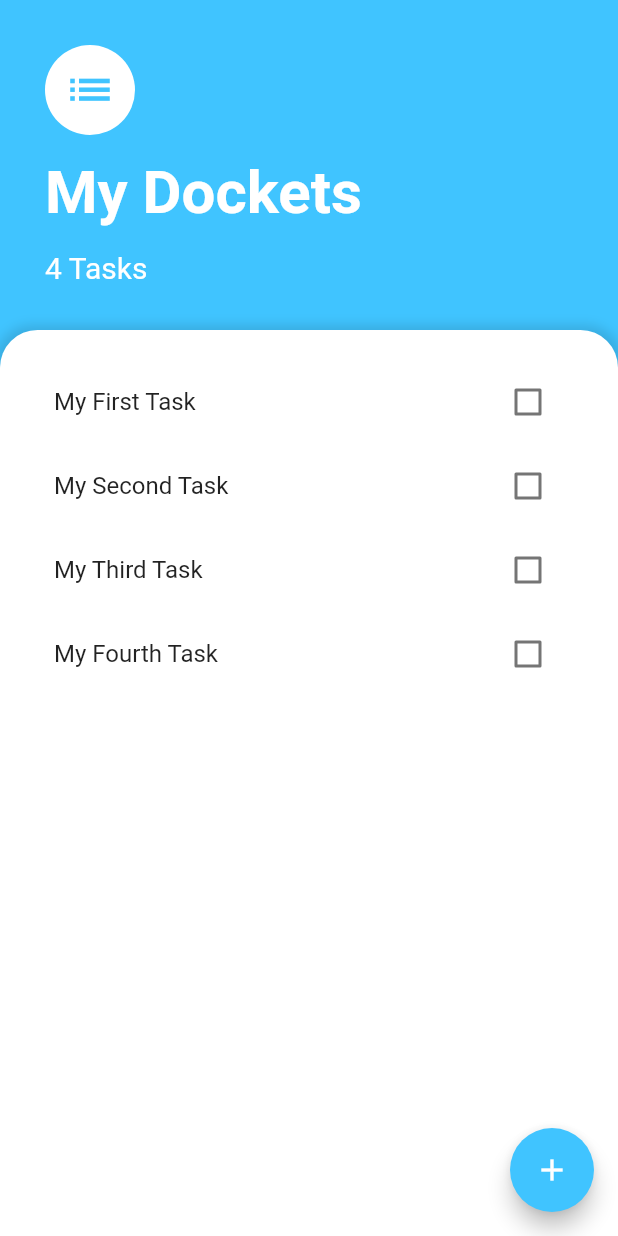
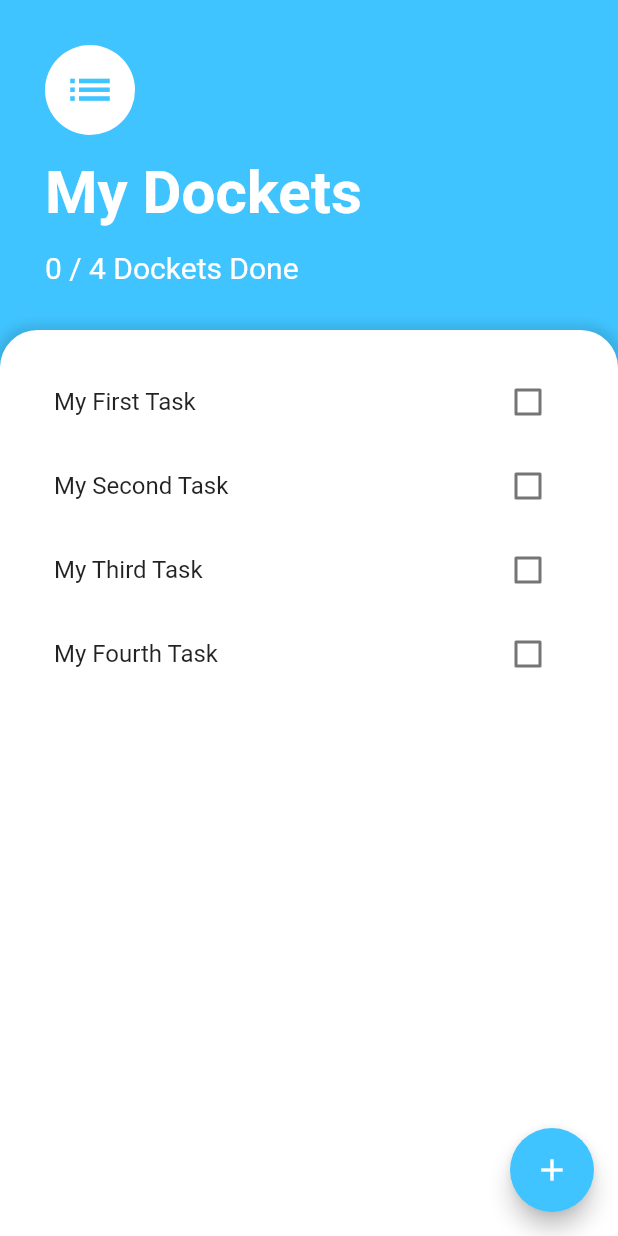
Before and after one commit to patelprashant/flutter_docket, a Flutter app: the screen it shows after launch, on a phone screen of 412 x 824 dp. Run offline on Flutter 3.47's test engine with Material 2 defaults, Android fonts, the phone set to English and light mode, and no system bars.

Commit message:
Added UI changes to show total docket

```diff
--- a/lib/model/docekt_data.dart
+++ b/lib/model/docekt_data.dart
@@ -20,6 +20,11 @@ class DocketData extends ChangeNotifier {
     return _dockets.length;
   }
 
+  int get docketDoneCounts {
+    List<Docket> doneDockets = _dockets.where((d) => d.isDone).toList();
+    return doneDockets.length;
+  }
+
   void addDocket(String docketTitle) {
     final Docket newDocket = Docket(name: docketTitle);
     _dockets.add(newDocket);
--- a/lib/screens/dockets_screen.dart
+++ b/lib/screens/dockets_screen.dart
@@ -8,13 +8,16 @@ import 'add_docket_screen.dart';
 class DocketsScreen extends StatelessWidget {
   @override
   Widget build(BuildContext context) {
+    var totalDockets = Provider.of<DocketData>(context).docketCounts;
+    var totalDoneDockets = Provider.of<DocketData>(context).docketDoneCounts;
+    var docketString = totalDockets > 1 ? 'Dockets' : 'Docket';
     return Scaffold(
       backgroundColor: Colors.lightBlueAccent,
       floatingActionButton: FloatingActionButton(
         backgroundColor: Colors.lightBlueAccent,
         child: Icon(Icons.add),
         onPressed: () {
-//          debugPrint('Adding a new Task');
+          //          debugPrint('Adding a new Task');
           showModalBottomSheet(
               context: context, builder: (context) => AddDocketScreen());
         },
@@ -57,7 +60,7 @@ class DocketsScreen extends StatelessWidget {
                     height: 15.0,
                   ),
                   Text(
-                    '${Provider.of<DocketData>(context).docketCounts} Tasks',
+                    '$totalDoneDockets / $totalDockets $docketString Done',
                     style: TextStyle(
                       color: Colors.white,
                       fontSize: 20.0,
```
